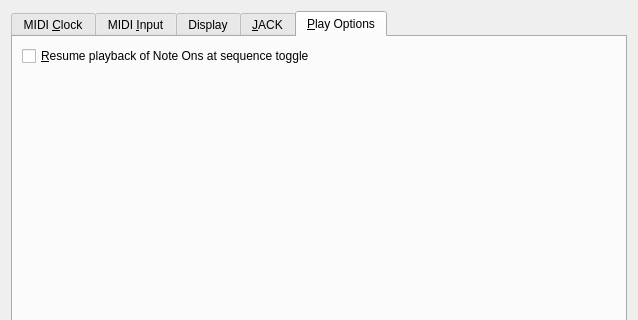
Old version of the form seq_qt5/forms/qseditoptions.ui in the repository ahlstromcj/seq66; both pictures show x 0 to 638 and y 0 to 320 of the 638 by 672 pixel window.
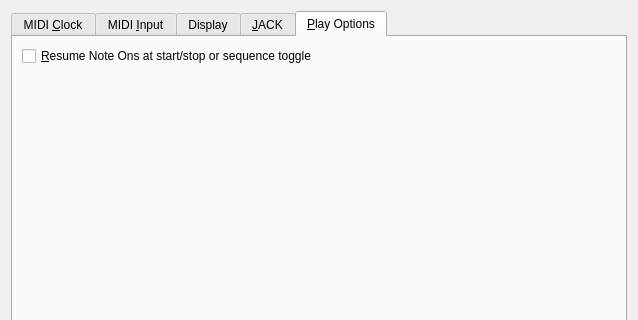
New version of the form. The open tabs and pages were chosen to show the change.

```diff
--- a/seq_qt5/forms/qseditoptions.ui
+++ b/seq_qt5/forms/qseditoptions.ui
@@ -438,7 +438,7 @@
        <item>
         <widget class="QCheckBox" name="chkNoteResume">
          <property name="text">
-          <string>&amp;Resume playback of Note Ons at sequence toggle</string>
+          <string>&amp;Resume Note Ons at start/stop or sequence toggle</string>
          </property>
         </widget>
        </item>
```
